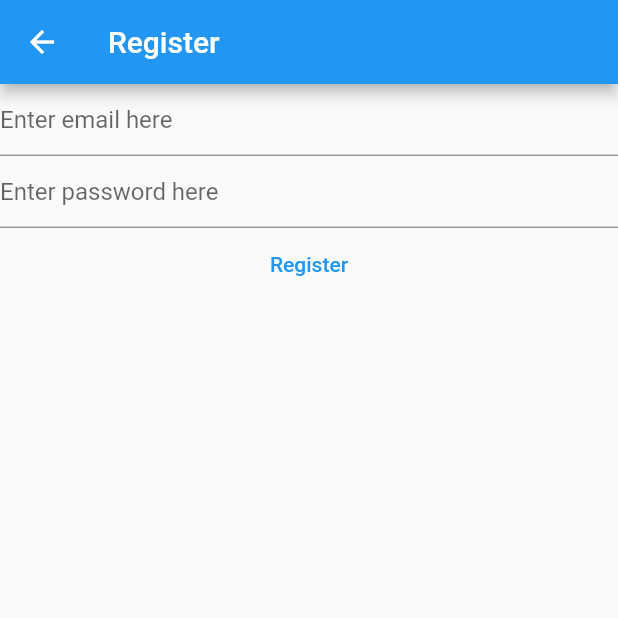
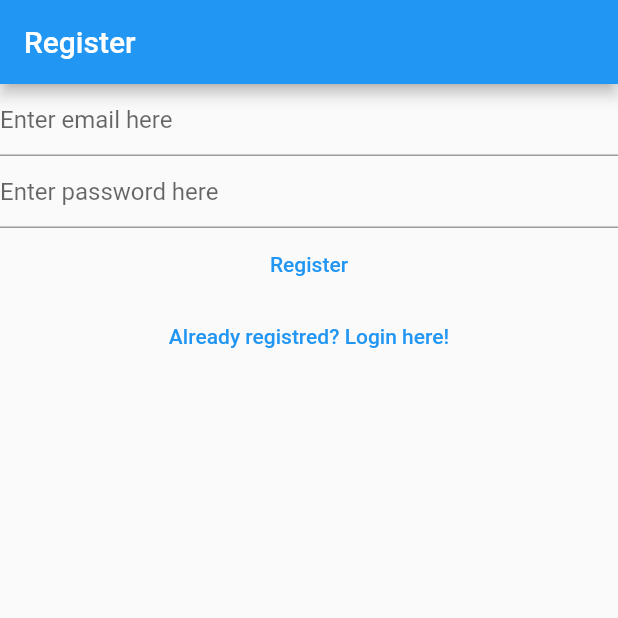
Before and after one commit to aleksandarlukic99/flutter-learning, a Flutter app: the RegisterView screen opened directly, on a phone screen of 412 x 824 dp, the top half of it. Run offline on Flutter 3.47's test engine with Material 2 defaults, Android fonts, the light colour scheme and no system bars; our stand-ins replace firebase_auth, firebase_core; accounts and stored records are empty.

Commit message:
flutter course

```diff
--- a/mynotes/lib/views/register_view.dart
+++ b/mynotes/lib/views/register_view.dart
@@ -31,32 +31,19 @@
   @override
   Widget build(BuildContext context) {
     return Scaffold(
-      appBar: AppBar(
-        title: const Text('Register'),
-      ),
-      body: FutureBuilder(
-        future: Firebase.initializeApp(
-                     options: DefaultFirebaseOptions.currentPlatform
-                 ),
-        builder:(context, snapshot) {
-          switch (snapshot.connectionState) {
-            case ConnectionState.done:
-              return Column(
+      appBar: AppBar(title: const Text("Register")),
+      body: Column(
         children: [
           TextField(
             controller: _email,
-              decoration: const InputDecoration(
-                hintText: 'Enter email here'
-                ),
+            decoration: const InputDecoration(hintText: 'Enter email here'),
             enableSuggestions: false,
             autocorrect: false,
             keyboardType: TextInputType.emailAddress,
           ),
           TextField(
             controller: _password,
-              decoration: const InputDecoration(
-                hintText: 'Enter password here'
-              ),
+            decoration: const InputDecoration(hintText: 'Enter password here'),
             obscureText: true,
             enableSuggestions: false,
             autocorrect: false,
@@ -66,11 +53,9 @@
               final email = _email.text;
               final password = _password.text;
               try {
-                  final userCredetial =
-                await FirebaseAuth.instance.createUserWithEmailAndPassword(
-                  email: email,
-                  password: password
-                );
+                final userCredetial = await FirebaseAuth.instance
+                    .createUserWithEmailAndPassword(
+                        email: email, password: password);
                 print(userCredetial);
               } on FirebaseAuthException catch (e) {
                 if (e.code == 'weak-password') {
@@ -84,12 +69,14 @@
             },
             child: const Text("Register"),
           ),
+          TextButton(
+            onPressed: () {
+              Navigator.of(context)
+                  .pushNamedAndRemoveUntil('/login/', (route) => false);
+            },
+            child: const Text("Already registred? Login here!"),
+          )
         ],
-        );
-        default:
-        return const Text("Loading");
-          }
-        },
       ),
     );
   }
```
Also changed, not shown: mynotes/lib/main.dart (+15 -13 lines), mynotes/lib/views/login_view.dart (+17 -32 lines), mynotes/lib/views/verify_email_view.dart (added, +29 -0 lines), 1 other file. Lines whose indentation alone changed are shown as unchanged.
